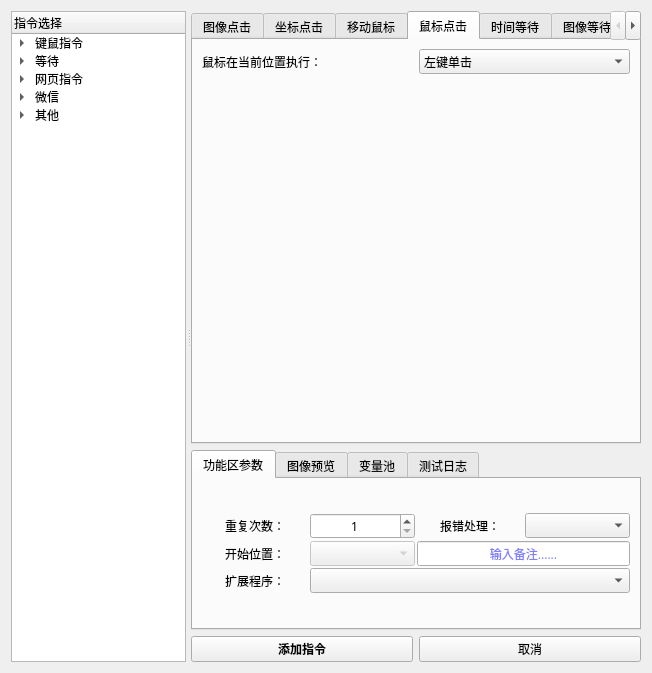
Above: 窗体/navigation.ui from FsterThanLight/automatic_clicker_2 before the change. Below: the same form after it.
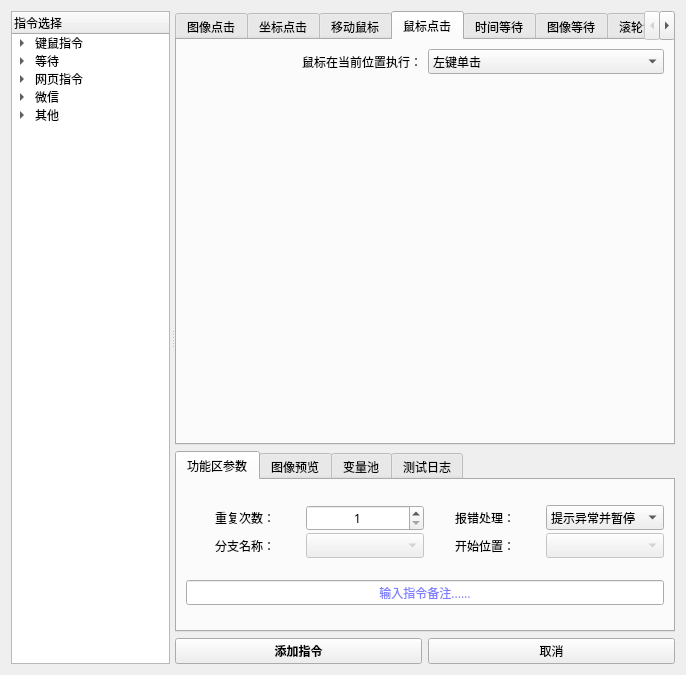
That is the form after the change. The open tabs and pages were chosen to show the change. Icons and pictures are not drawn.

Diff of the .ui file:
```diff
--- a/窗体/navigation.ui
+++ b/窗体/navigation.ui
@@ -6,8 +6,8 @@
    <rect>
     <x>0</x>
     <y>0</y>
-    <width>652</width>
-    <height>673</height>
+    <width>686</width>
+    <height>675</height>
    </rect>
   </property>
   <property name="font">
@@ -54,7 +54,7 @@
       </property>
       <property name="maximumSize">
        <size>
-        <width>10000</width>
+        <width>1000</width>
         <height>16777215</height>
        </size>
       </property>
@@ -205,7 +205,7 @@
         <widget class="QTabWidget" name="tabWidget">
          <property name="minimumSize">
           <size>
-           <width>450</width>
+           <width>500</width>
            <height>0</height>
           </size>
          </property>
@@ -869,6 +869,9 @@
                <property name="text">
                 <string>鼠标在当前位置执行：</string>
                </property>
+               <property name="alignment">
+                <set>Qt::AlignRight|Qt::AlignTrailing|Qt::AlignVCenter</set>
+               </property>
               </widget>
              </item>
              <item>
@@ -5557,10 +5560,41 @@
              <property name="spacing">
               <number>2</number>
              </property>
+             <item row="0" column="3">
+              <widget class="QComboBox" name="comboBox_9">
+               <item>
+                <property name="text">
+                 <string>提示异常并暂停</string>
+                </property>
+               </item>
+               <item>
+                <property name="text">
+                 <string>自动跳过</string>
+                </property>
+               </item>
+               <item>
+                <property name="text">
+                 <string>提示异常并停止</string>
+                </property>
+               </item>
+               <item>
+                <property name="text">
+                 <string>跳转分支</string>
+                </property>
+               </item>
+              </widget>
+             </item>
+             <item row="1" column="1">
+              <widget class="QComboBox" name="comboBox_10">
+               <property name="enabled">
+                <bool>false</bool>
+               </property>
+              </widget>
+             </item>
              <item row="1" column="0">
               <widget class="QLabel" name="label_34">
                <property name="text">
-                <string>开始位置：</string>
+                <string>分支名称：</string>
                </property>
                <property name="alignment">
                 <set>Qt::AlignCenter</set>
@@ -5590,26 +5624,6 @@
                </property>
               </widget>
              </item>
-             <item row="2" column="1" colspan="3">
-              <widget class="QComboBox" name="comboBox_11">
-               <property name="enabled">
-                <bool>true</bool>
-               </property>
-               <property name="frame">
-                <bool>true</bool>
-               </property>
-              </widget>
-             </item>
-             <item row="2" column="0">
-              <widget class="QLabel" name="label_35">
-               <property name="text">
-                <string>扩展程序：</string>
-               </property>
-               <property name="alignment">
-                <set>Qt::AlignCenter</set>
-               </property>
-              </widget>
-             </item>
              <item row="0" column="2">
               <widget class="QLabel" name="label_33">
                <property name="text">
@@ -5620,7 +5634,26 @@
                </property>
               </widget>
              </item>
-             <item row="1" column="2" colspan="2">
+             <item row="1" column="2">
+              <widget class="QLabel" name="label_35">
+               <property name="text">
+                <string>开始位置：</string>
+               </property>
+               <property name="alignment">
+                <set>Qt::AlignCenter</set>
+               </property>
+              </widget>
+             </item>
+             <item row="1" column="3">
+              <widget class="QComboBox" name="comboBox_11">
+               <property name="enabled">
+                <bool>false</bool>
+               </property>
+              </widget>
+             </item>
+            </layout>
+           </item>
+           <item>
               <widget class="QLineEdit" name="lineEdit_5">
                <property name="palette">
                 <palette>
@@ -5693,21 +5726,9 @@
                 <set>Qt::AlignCenter</set>
                </property>
                <property name="placeholderText">
-                <string>输入备注......</string>
-               </property>
-              </widget>
-             </item>
-             <item row="0" column="3">
-              <widget class="QComboBox" name="comboBox_9"/>
-             </item>
-             <item row="1" column="1">
-              <widget class="QComboBox" name="comboBox_10">
-               <property name="enabled">
-                <bool>false</bool>
-               </property>
-              </widget>
-             </item>
-            </layout>
+              <string>输入指令备注......</string>
+             </property>
+            </widget>
            </item>
           </layout>
          </widget>
```
Left out of the diff: 17 changed lines with no effect on the pictures. Lines whose indentation alone changed are shown as unchanged.
